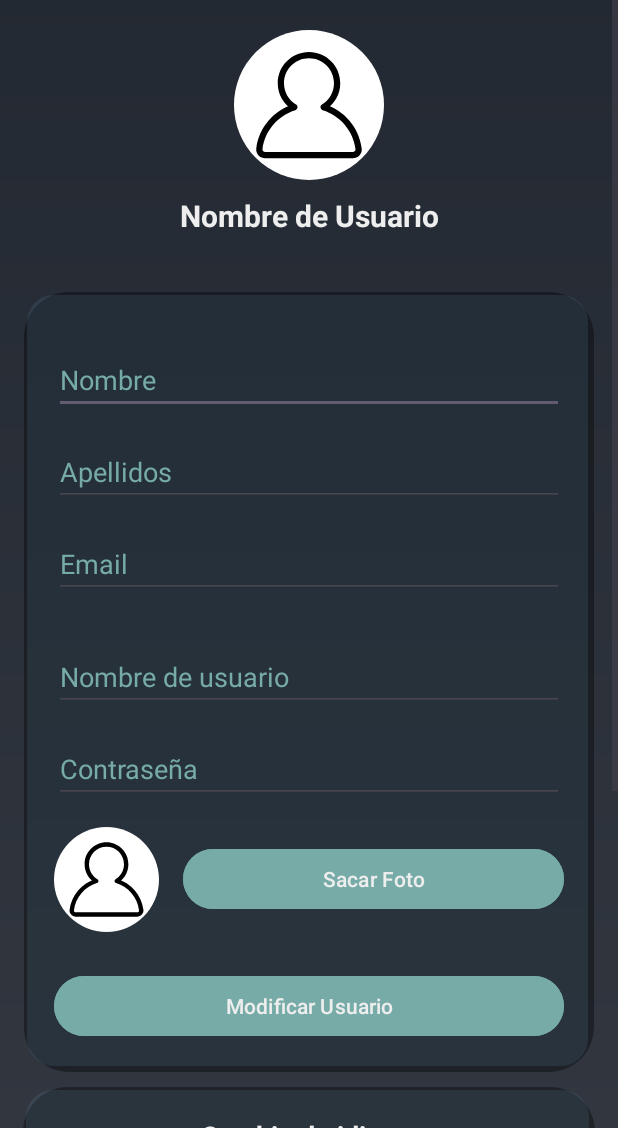
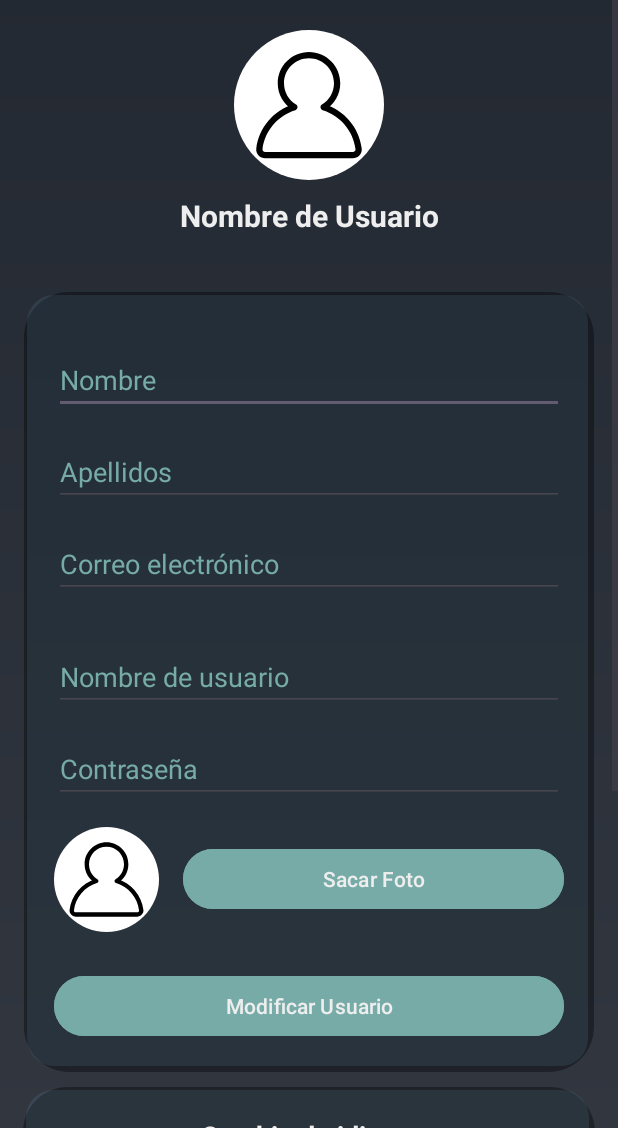
Before and after one commit to AlejandroPerezFernandez8/ComandaXpress, an Android app: the AjustesActivity screen opened directly, with no data from a screen before it, on a phone screen of 412 x 824 dp, the part 108-1236 px from its top. Run offline under Robolectric (Android 15) with nearby library versions, the phone set to English and light mode, and no system bars; our stand-ins replace CircleImageView; network calls fail.

Commit message:
Añadido soporte multiIdioma

```diff
--- a/ComandaXpress-APP/app/src/main/java/com/example/comandaxpress/Pantallas/LoginActivity.java
+++ b/ComandaXpress-APP/app/src/main/java/com/example/comandaxpress/Pantallas/LoginActivity.java
@@ -28,12 +28,14 @@ import com.example.comandaxpress.API.UsuarioService;
 import com.example.comandaxpress.R;
 import com.example.comandaxpress.SQLite.FeedReaderDbHelper;
 import com.example.comandaxpress.Util.CryptoUtils;
+import com.example.comandaxpress.Util.LocaleUtil;
 import com.example.comandaxpress.Util.SQLiteUtils;
 
 public class LoginActivity extends AppCompatActivity implements LoginCallBack {
     SharedPreferences sharedPreferences;
     @Override
     protected void onCreate(Bundle savedInstanceState) {
+        LocaleUtil.setLocale(LoginActivity.this,"gl");
         super.onCreate(savedInstanceState);
         setContentView(R.layout.activity_login);
         EdgeToEdge.enable(this);
--- a/ComandaXpress-APP/app/src/main/res/layout/abrir_mesa.xml
+++ b/ComandaXpress-APP/app/src/main/res/layout/abrir_mesa.xml
@@ -11,7 +11,7 @@
         android:id="@+id/textView"
         android:layout_width="match_parent"
         android:layout_height="wrap_content"
-        android:text="¿Quieres marcar esta mesa como ocupada y generar un nuevo ticket?"
+        android:text="@string/tvAbrirMesa"
         android:textSize="18sp"
         android:textAlignment="center"
         android:layout_marginBottom="20dp"
@@ -23,7 +23,7 @@
         android:id="@+id/btnConfirm"
         android:layout_width="match_parent"
         android:layout_height="wrap_content"
-        android:text="Aceptar"
+        android:text="@string/btnAceptar"
         android:textColor="@color/colorOffWhite"
         android:backgroundTint="@color/colorLightBlue"
         />
@@ -32,7 +32,7 @@
         android:id="@+id/btnCancel"
         android:layout_width="match_parent"
         android:layout_height="wrap_content"
-        android:text="Cancelar"
+        android:text="@string/btnCancelar"
         android:backgroundTint="@color/colorLightBlue"
         android:textColor="@android:color/white"
         android:layout_marginTop="16dp"/>
--- a/ComandaXpress-APP/app/src/main/res/layout/activity_ajustes.xml
+++ b/ComandaXpress-APP/app/src/main/res/layout/activity_ajustes.xml
@@ -75,7 +75,7 @@
             android:id="@+id/nombreUsuarioAjustes"
             android:layout_width="wrap_content"
             android:layout_height="wrap_content"
-            android:text="Nombre de Usuario"
+            android:text="@string/tvNombreDeUsuario"
             android:textColor="@color/colorOffWhite"
             android:textSize="20sp"
             app:layout_constraintTop_toBottomOf="@+id/fotoPerfilAjustes"
@@ -107,7 +107,7 @@
                 android:layout_width="0dp"
                 android:layout_height="wrap_content"
                 android:layout_marginTop="16dp"
-                android:hint="Nombre"
+                android:hint="@string/etNombre"
                 android:textColor="@color/colorLightBlue"
                 android:textColorHint="@color/colorLightBlue"
                 app:layout_constraintEnd_toEndOf="parent"
@@ -119,7 +119,7 @@
                 android:layout_width="0dp"
                 android:layout_height="wrap_content"
                 android:layout_marginTop="16dp"
-                android:hint="Apellidos"
+                android:hint="@string/etApellidos"
                 android:textColor="@color/colorLightBlue"
                 android:textColorHint="@color/colorLightBlue"
                 app:layout_constraintEnd_toEndOf="parent"
@@ -131,7 +131,7 @@
                 android:layout_width="0dp"
                 android:layout_height="wrap_content"
                 android:layout_marginTop="16dp"
-                android:hint="Email"
+                android:hint="@string/etEmail"
                 android:inputType="textEmailAddress"
                 android:textColor="@color/colorLightBlue"
                 android:textColorHint="@color/colorLightBlue"
@@ -144,7 +144,7 @@
                 android:layout_width="0dp"
                 android:layout_height="wrap_content"
                 android:layout_marginTop="30dp"
-                android:hint="Nombre de usuario"
+                android:hint="@string/etNombreUsuario"
                 android:textColor="@color/colorLightBlue"
                 android:textColorHint="@color/colorLightBlue"
                 app:layout_constraintEnd_toEndOf="parent"
@@ -156,7 +156,7 @@
                 android:layout_width="0dp"
                 android:layout_height="wrap_content"
                 android:layout_marginTop="16dp"
-                android:hint="Contraseña"
+                android:hint="@string/etContraseña"
                 android:inputType="textPassword"
                 android:textColor="@color/colorLightBlue"
                 android:textColorHint="@color/colorLightBlue"
@@ -190,7 +190,7 @@
                     android:layout_weight="1"
                     android:backgroundTint="@color/colorLightBlue"
                     android:textColor="@color/colorOffWhite"
-                    android:text="Sacar Foto" />
+                    android:text="@string/btnSacarFoto" />
 
             </LinearLayout>
 
@@ -200,7 +200,7 @@
                 android:layout_height="wrap_content"
                 android:layout_marginTop="25dp"
                 android:backgroundTint="@color/colorLightBlue"
-                android:text="Modificar Usuario"
+                android:text="@string/btnModificarUsuario"
                 app:layout_constraintEnd_toEndOf="parent"
                 app:layout_constraintStart_toStartOf="parent"
                 app:layout_constraintTop_toBottomOf="@+id/layoutFotoModificar"
@@ -225,7 +225,7 @@
                 android:id="@+id/txtCambioIdioma"
                 android:layout_width="0dp"
                 android:layout_height="wrap_content"
-                android:text="Cambio de idioma"
+                android:text="@string/tvcambioIdioma"
                 android:textSize="18sp"
                 android:textColor="@color/colorOffWhite"
                 android:gravity="center"
@@ -264,7 +264,7 @@
                 android:id="@+id/txtCambioIP"
                 android:layout_width="0dp"
                 android:layout_height="wrap_content"
-                android:text="Cambio de IP"
+                android:text="@string/tvCambioIP"
                 android:textSize="18sp"
                 android:textColor="@color/colorOffWhite"
                 android:gravity="center"
@@ -279,7 +279,7 @@
                 android:id="@+id/etCambioIP"
                 android:layout_width="0dp"
                 android:layout_height="wrap_content"
-                android:hint="Ejemplo: 192.68.0.1"
+                android:hint="@string/etEjemploIP"
                 app:layout_constraintTop_toBottomOf="@+id/txtCambioIP"
                 app:layout_constraintStart_toStartOf="parent"
                 app:layout_constraintEnd_toEndOf="parent"
@@ -292,14 +292,13 @@
                 android:layout_width="0dp"
                 android:layout_height="wrap_content"
                 android:layout_marginTop="30dp"
-                android:text="Cambiar IP"
+                android:text="@string/btnCambiarIP"
                 app:layout_constraintEnd_toEndOf="parent"
                 app:layout_constraintStart_toStartOf="parent"
                 app:layout_constraintTop_toBottomOf="@+id/etCambioIP"
                 android:backgroundTint="@color/colorLightBlue"
                 android:textColor="@color/colorOffWhite"
                 />
-
         </androidx.constraintlayout.widget.ConstraintLayout>
     </androidx.constraintlayout.widget.ConstraintLayout>
 </ScrollView>
--- a/ComandaXpress-APP/app/src/main/res/layout/activity_mesas.xml
+++ b/ComandaXpress-APP/app/src/main/res/layout/activity_mesas.xml
@@ -27,7 +27,7 @@
             android:layout_width="0dp"
             android:layout_height="wrap_content"
             android:layout_weight="1"
-            android:text="Gestión de Mesas"
+            android:text="@string/tvGestionMesas"
             android:textColor="@color/colorOffWhite"
             android:textSize="34sp"
             android:textStyle="bold"/>
--- a/ComandaXpress-APP/app/src/main/res/layout/activity_productos.xml
+++ b/ComandaXpress-APP/app/src/main/res/layout/activity_productos.xml
@@ -25,7 +25,7 @@
             android:layout_width="0dp"
             android:layout_height="wrap_content"
             android:layout_weight="1"
-            android:text="Agregar Productos"
+            android:text="@string/tvProductos"
             android:textColor="@color/colorOffWhite"
             android:textSize="34sp"
             android:textStyle="bold"
@@ -49,7 +49,7 @@
         android:id="@+id/btnAgregar"
         android:layout_width="match_parent"
         android:layout_height="wrap_content"
-        android:text="Agregar"
+        android:text="@string/btnProductos"
         android:layout_margin="16dp"
         app:layout_constraintBottom_toBottomOf="parent"
         android:backgroundTint="@color/colorLightBlue"
--- a/ComandaXpress-APP/app/src/main/res/layout/fragment_dialogo_categorias.xml
+++ b/ComandaXpress-APP/app/src/main/res/layout/fragment_dialogo_categorias.xml
@@ -9,7 +9,7 @@
         android:id="@+id/tituloCategorias"
         android:layout_width="match_parent"
         android:layout_height="wrap_content"
-        android:text="Categorías"
+        android:text="@string/tvCategorias"
         android:textSize="24sp"
         android:textStyle="bold"
         android:gravity="center"
--- a/ComandaXpress-APP/app/src/main/res/layout/logout.xml
+++ b/ComandaXpress-APP/app/src/main/res/layout/logout.xml
@@ -11,7 +11,7 @@
         android:id="@+id/textView"
         android:layout_width="match_parent"
         android:layout_height="wrap_content"
-        android:text="¿Estás seguro que desea cerrar sesión?"
+        android:text="@string/tvPreguntaLogout"
         android:textSize="18sp"
         android:textAlignment="center"
         android:layout_marginBottom="20dp"
@@ -23,7 +23,7 @@
         android:id="@+id/btnConfirm"
         android:layout_width="match_parent"
         android:layout_height="wrap_content"
-        android:text="Aceptar"
+        android:text="@string/btnAceptar"
         android:textColor="@color/colorOffWhite"
         android:backgroundTint="@color/colorLightBlue"
         />
@@ -32,7 +32,7 @@
         android:id="@+id/btnCancel"
         android:layout_width="match_parent"
         android:layout_height="wrap_content"
-        android:text="Cancelar"
+        android:text="@string/btnCancelar"
         android:backgroundTint="@color/colorLightBlue"
         android:textColor="@android:color/white"
         android:layout_marginTop="16dp"/>
--- a/ComandaXpress-APP/app/src/main/res/values/strings.xml
+++ b/ComandaXpress-APP/app/src/main/res/values/strings.xml
@@ -1,8 +1,49 @@
 <resources>
     <string name="app_name">ComandaXpress</string>
-    <string name="idiomas">Seleccionar Idioma</string>
+    <string name="idiomas" translatable="false">Seleccionar Idioma</string>
     <string-array name="languages_array">
         <item>Castellano</item>
-        <item>Gallego</item>
+        <item>Galego</item>
     </string-array>
+    <!--TEXTOS EN CASTELLANO-->
+    <!--Modal generar ticket y abrir mesa-->
+    <string name="tvAbrirMesa">¿Quieres marcar esta mesa como ocupada y generar un nuevo ticket?</string>
+    <!--PANTALLA AJUSTES-->
+    <string name="tvNombreDeUsuario">Nombre de Usuario</string>
+    <string name="etNombre">Nombre</string>
+    <string name="etApellidos">Apellidos</string>
+    <string name="etNombreUsuario">Nombre de usuario</string>
+    <string name="etContraseña">Contraseña</string>
+    <string name="etEmail">Correo electrónico</string>
+    <string name="btnModificarUsuario">Modificar Usuario</string>
+    <string name="tvcambioIdioma">Cambio de idioma</string>
+    <string name="tvCambioIP">Cambio de IP</string>
+    <string name="etEjemploIP">Ejemplo: 192.168.0.1</string>
+    <string name="btnCambiarIP">Cambiar IP</string>
+    <!--PANTALLA DE LOGIN-->
+    <string name="tvTitulo">Bienvenido a ComandaXpress</string>
+    <string name="btnIniciarSesion">Iniciar Sesión</string>
+    <string name="tvInfoCuenta">¿No tienes una cuenta?</string>
+    <string name="btnRegistrarse">Registrarse</string>
+    <string name="tvProblemasConexion">¿Tienes problemas de conexión?</string>
+    <string name="btnCambiarIP2">Cambiar dirección IP</string>
+    <!--Pantalla Ticket Mesa-->
+    <string name="tvNumeroMesa">Mesa Número 0</string>
+    <string name="tvComensales">Comensales: 0</string>
+    <string name="btnCobrarMesa">Cobrar Mesa</string>
+    <string name="btnAñadirProducto">Añadir Producto</string>
+    <!-- Pantalla de mesas-->
+    <string name="tvGestionMesas">Gestión de Mesas</string>
+    <!--Pantalla de productos-->
+    <string name="tvProductos">Agregar Productos</string>
+    <string name="btnProductos">Agregar</string>
+    <!--Pantalla de registro-->
+    <string name="tvTituloRegistro">Registrarse</string>
+    <string name="btnSacarFoto">Sacar Foto</string>
+    <!--Modal Categorias-->
+    <string name="tvCategorias">Categorías</string>
+    <!--Modal cerrar sesion -->
+    <string name="tvPreguntaLogout">¿Estás seguro de que desea cerrar sesión?</string>
+    <string name="btnAceptar">Aceptar</string>
+    <string name="btnCancelar">Cancelar</string>
 </resources>
```
Also changed, not shown: ComandaXpress-APP/app/src/main/java/com/example/comandaxpress/Util/LocaleUtil.java (+17 -1 lines), ComandaXpress-APP/app/src/main/res/layout/activity_login.xml (+8 -8 lines), ComandaXpress-APP/app/src/main/res/layout/activity_mesa_ticket.xml (+4 -4 lines), ComandaXpress-APP/app/src/main/res/layout/activity_registro.xml (+8 -8 lines), 1 other file.
